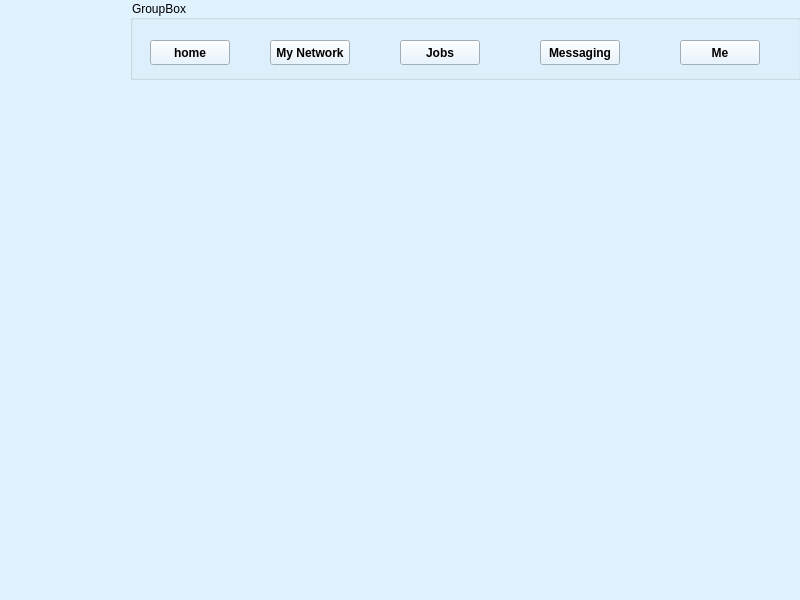
Qt form me.ui (M20v05J/final-project) before a commit.
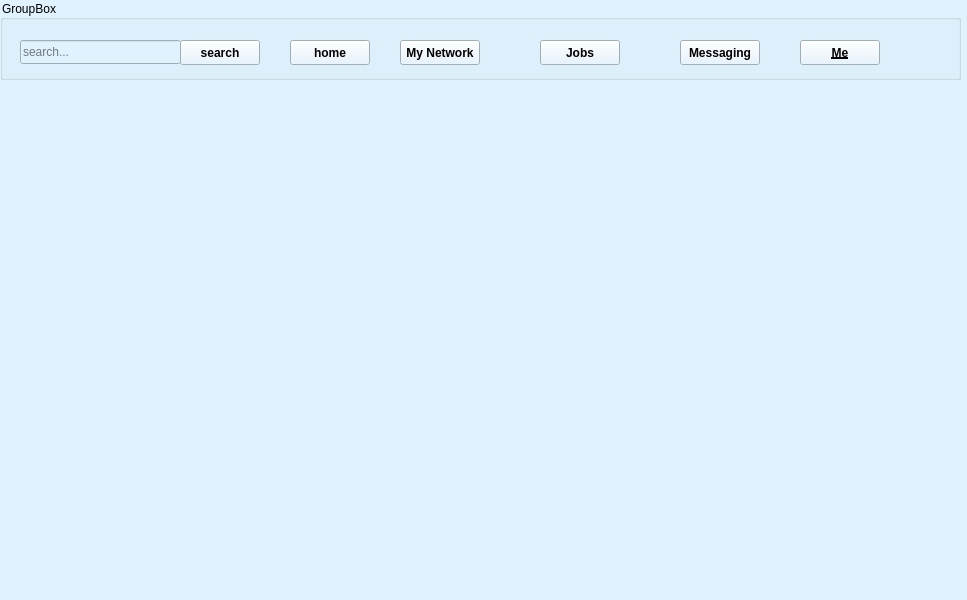
The same form after that commit.

Diff of the .ui file:
```diff
--- a/me.ui
+++ b/me.ui
@@ -6,7 +6,7 @@
    <rect>
     <x>0</x>
     <y>0</y>
-    <width>800</width>
+    <width>967</width>
     <height>600</height>
    </rect>
   </property>
@@ -21,9 +21,9 @@
    <widget class="QGroupBox" name="groupBox">
     <property name="geometry">
      <rect>
-      <x>130</x>
+      <x>0</x>
       <y>0</y>
-      <width>671</width>
+      <width>961</width>
       <height>80</height>
      </rect>
     </property>
@@ -33,7 +33,7 @@
     <widget class="QPushButton" name="homePushButton">
      <property name="geometry">
       <rect>
-       <x>20</x>
+       <x>290</x>
        <y>40</y>
        <width>80</width>
        <height>25</height>
@@ -52,7 +52,7 @@
     <widget class="QPushButton" name="pushButton_2">
      <property name="geometry">
       <rect>
-       <x>140</x>
+       <x>400</x>
        <y>40</y>
        <width>80</width>
        <height>25</height>
@@ -72,7 +72,7 @@
     <widget class="QPushButton" name="pushButton_3">
      <property name="geometry">
       <rect>
-       <x>270</x>
+       <x>540</x>
        <y>40</y>
        <width>80</width>
        <height>25</height>
@@ -91,7 +91,7 @@
     <widget class="QPushButton" name="pushButton_4">
      <property name="geometry">
       <rect>
-       <x>410</x>
+       <x>680</x>
        <y>40</y>
        <width>80</width>
        <height>25</height>
@@ -110,7 +110,7 @@
     <widget class="QPushButton" name="pushButton_5">
      <property name="geometry">
       <rect>
-       <x>550</x>
+       <x>800</x>
        <y>40</y>
        <width>80</width>
        <height>25</height>
@@ -120,12 +120,54 @@
       <font>
        <weight>75</weight>
        <bold>true</bold>
+       <underline>true</underline>
       </font>
      </property>
      <property name="text">
       <string>Me</string>
      </property>
     </widget>
+    <widget class="QLineEdit" name="lineEdit">
+     <property name="geometry">
+      <rect>
+       <x>20</x>
+       <y>40</y>
+       <width>161</width>
+       <height>24</height>
+      </rect>
+     </property>
+     <property name="styleSheet">
+      <string notr="true"/>
+     </property>
+     <property name="inputMask">
+      <string/>
+     </property>
+     <property name="text">
+      <string/>
+     </property>
+     <property name="placeholderText">
+      <string>search...</string>
+     </property>
+    </widget>
+    <widget class="QPushButton" name="pushButton">
+     <property name="geometry">
+      <rect>
+       <x>180</x>
+       <y>40</y>
+       <width>80</width>
+       <height>25</height>
+      </rect>
+     </property>
+     <property name="font">
+      <font>
+       <weight>75</weight>
+       <bold>true</bold>
+      </font>
+     </property>
+     <property name="text">
+      <string>search</string>
+     </property>
+    </widget>
    </widget>
   </widget>
   <widget class="QMenuBar" name="menubar">
```
Left out of the diff: 2 changed lines with no effect on the pictures.
